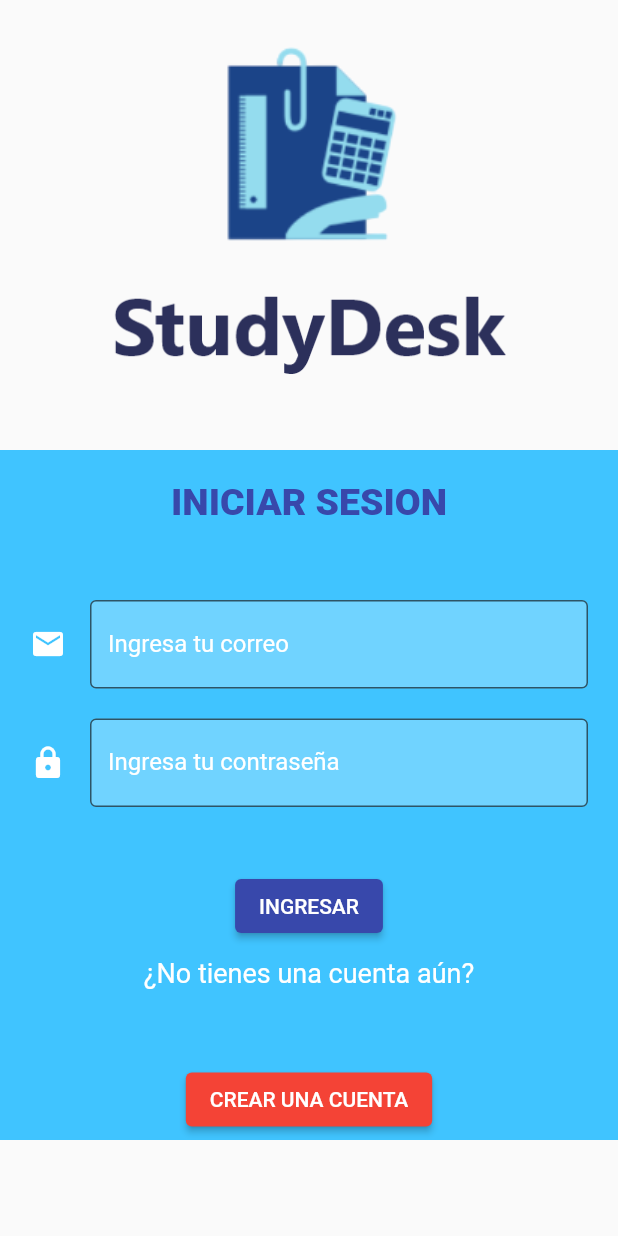
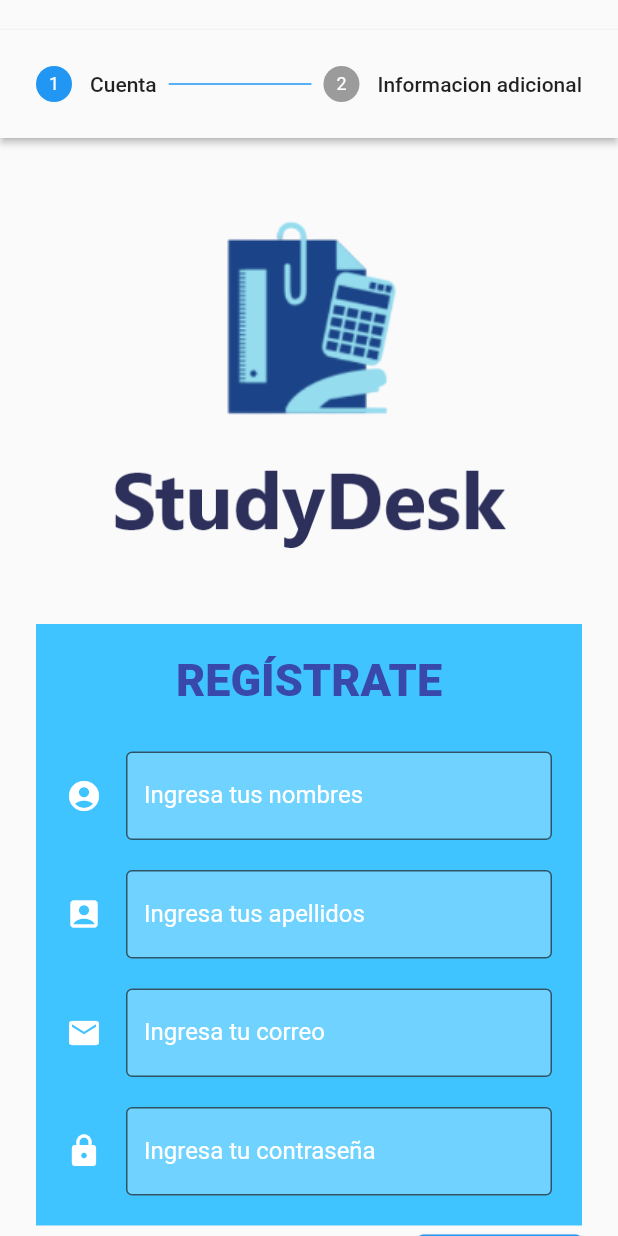
Before and after one commit to CarlosIzarra09/app_studydesk, a Flutter app: the screen it shows after launch, after a tap on "CREAR UNA CUENTA", on a phone screen of 412 x 824 dp. Run offline on Flutter 3.47's test engine with Material 2 defaults, Android fonts, the light colour scheme and no system bars; our stand-ins replace shared_preferences; network calls fail.

Commit message:
feat: Add register and login functionality

```diff
--- a/lib/src/app.dart
+++ b/lib/src/app.dart
@@ -1,7 +1,9 @@
+
 import 'package:flutter/material.dart';
 
 import 'pages/home_page.dart';
 import 'pages/login_page.dart';
+import 'pages/register_page.dart';
 
 class MyApp extends StatelessWidget {
   const MyApp({Key? key}) : super(key: key);
@@ -19,7 +21,9 @@ class MyApp extends StatelessWidget {
         //Aqui agregan sus rutas
 
         '/login':(BuildContext context)=>const LoginPage(),
+        '/register':(BuildContext context)=>const RegisterPage(),
         '/home':(BuildContext context)=>const HomePage(),
+        //'/finddocuments':(BuildContext context)=> const FindDocumentsPage(),
       },
     );
   }
--- a/lib/src/pages/login_page.dart
+++ b/lib/src/pages/login_page.dart
@@ -1,4 +1,5 @@
 import 'package:app_studydesk/src/services/auth_service.dart';
+import 'package:app_studydesk/src/services/user_service.dart';
 import 'package:app_studydesk/src/share_preferences/user_preferences.dart';
 import 'package:flutter/material.dart';
 
@@ -11,6 +12,7 @@ class LoginPage extends StatefulWidget {
 
 class _LoginPageState extends State<LoginPage> {
   final _authService = AuthService();
+  final _userService = UserService();
   final _userPreferences = UserPreferences();
   var _email = "";
   var _passw = "";
@@ -149,10 +151,10 @@ class _LoginPageState extends State<LoginPage> {
   }
 
   Widget _buttonsOptions(BuildContext context){
-    final size = MediaQuery.of(context).size;
+    //final size = MediaQuery.of(context).size;
 
     return Container(
-      width: size.width,
+      width: double.infinity,
       margin: const EdgeInsets.only(top: 580),
       child: Column(
         crossAxisAlignment: CrossAxisAlignment.center,
@@ -171,7 +173,10 @@ class _LoginPageState extends State<LoginPage> {
           style: TextStyle(color: Colors.white,fontSize: 18),),
           const SizedBox(height: 50,),
           ElevatedButton(
-            onPressed: (){},
+            onPressed: (){
+
+              Navigator.of(context).pushNamed('/register');
+            },
             child: const Text('CREAR UNA CUENTA'),
             style: ButtonStyle(
               backgroundColor: MaterialStateProperty.all<Color>(
@@ -190,6 +195,7 @@ class _LoginPageState extends State<LoginPage> {
     final response = await _authService.logginUser(_email, _passw);
     //print(response);
     if(response['ok']){
+      await _userService.getUser(response['id']);
       Navigator.of(context).pushReplacementNamed('/home');
     }
     else{
--- /dev/null
+++ b/lib/src/pages/register_page.dart
@@ -0,0 +1,464 @@
+import 'package:app_studydesk/src/services/auth_service.dart';
+import 'package:app_studydesk/src/services/career_service.dart';
+import 'package:app_studydesk/src/services/institute_service.dart';
+import 'package:app_studydesk/src/services/user_service.dart';
+import 'package:app_studydesk/src/share_preferences/user_preferences.dart';
+import 'package:flutter/material.dart';
+
+class RegisterPage extends StatefulWidget {
+  const RegisterPage({Key? key}) : super(key: key);
+
+  @override
+  _RegisterPageState createState() => _RegisterPageState();
+}
+
+class _RegisterPageState extends State<RegisterPage> {
+  final _authService = AuthService();
+  final _userService = UserService();
+  final _instituteService = InstituteService();
+  final _careerService = CareerService();
+  //final _userPreferences = UserPreferences();
+  var _name = "";
+  var _lastname = "";
+  var _email = "";
+  var _passw = "";
+  int _currentStep = 0;
+  Map<String, dynamic> _valueUniversity = {"id": 1, "name": "UPC"};
+  Map<String, dynamic> _valueCareer = {"id": 1, "name": "Ingenieria"};
+  List<dynamic> _universities = [];
+  List<dynamic> _careers = [];
+
+  @override
+  void initState() {
+    // TODO: implement initState
+    super.initState();
+
+    getUniversities();
+  }
+
+  @override
+  Widget build(BuildContext context) {
+    return Scaffold(
+      body: Container(
+        margin: const EdgeInsets.only(top: 20),
+        child: Stepper(
+          type: StepperType.horizontal,
+          physics: const ClampingScrollPhysics(),
+          steps: getSteps(),
+          currentStep: _currentStep,
+          onStepContinue: () {
+            setState(() {
+              if(_currentStep == 0){
+                _currentStep++;
+              }
+              else{
+                _signUpUser();
+              }
+
+            });
+          },
+          onStepCancel: () {
+            setState(() {
+              if (_currentStep == 0) {
+                Navigator.of(context).pop();
+              } else {
+                _currentStep--;
+              }
+            });
+          },
+          controlsBuilder: (context, {onStepCancel, onStepContinue}) {
+            return Row(
+              children: <Widget>[
+                TextButton(
+                  onPressed: onStepCancel,
+                  child: const Text(
+                    'REGRESAR',
+                    style: TextStyle(color: Colors.black),
+                  ),
+                ),
+                const Expanded(child: SizedBox()),
+                ElevatedButton(
+                  onPressed: onStepContinue,
+                  child: _currentStep == 0
+                      ? const Text('CONTINUAR')
+                      : const Text('FINALIZAR'),
+                ),
+              ],
+            );
+          },
+        ),
+      ),
+    );
+  }
+
+  Widget _makeBackground(BuildContext context) {
+    return Column(
+      children: <Widget>[
+        Container(
+          margin: const EdgeInsets.only(top: 20),
+          child: const Image(
+            image: AssetImage('assets/images/avatar.png'),
+            height: 150,
+          ),
+        ),
+        Container(
+          margin: const EdgeInsets.only(top: 10),
+          child: const Image(
+            image: AssetImage('assets/texts/studydesk_title_logo.png'),
+            height: 70,
+          ),
+        ),
+        Container(
+          width: double.infinity,
+          margin: const EdgeInsets.only(top: 50),
+          color: Colors.lightBlueAccent,
+          child: Column(
+            children: [
+              Row(
+                mainAxisAlignment: MainAxisAlignment.center,
+                children: const <Widget>[
+                  Padding(
+                    padding: EdgeInsets.only(top: 20),
+                    child: Text(
+                      'REGÍSTRATE',
+                      style: TextStyle(
+                          fontSize: 30,
+                          fontWeight: FontWeight.w900,
+                          color: Color.fromRGBO(56, 72, 171, 1)),
+                    ),
+                  )
+                ],
+              ),
+              Container(
+                margin: EdgeInsets.only(top: 30),
+                width: double.infinity,
+                child: _currentStep == 0
+                    ? _registerFirstForm(context)
+                    : _registerSecondForm(context),
+              )
+            ],
+          ),
+        )
+      ],
+    );
+  }
+
+  Widget _registerFirstForm(BuildContext context) {
+    return Column(
+      children: <Widget>[
+        _nameField(),
+        const SizedBox(
+          height: 20,
+        ),
+        _lastnameField(),
+        const SizedBox(
+          height: 20,
+        ),
+        _emailField(),
+        const SizedBox(
+          height: 20,
+        ),
+        _passwordField(),
+        const SizedBox(
+          height: 20,
+        ),
+      ],
+    );
+  }
+
+  Widget _registerSecondForm(BuildContext context) {
+    return Container(
+      margin: const EdgeInsets.symmetric(horizontal: 20),
+      child: Column(
+        children: <Widget>[
+          Row(
+            mainAxisAlignment: MainAxisAlignment.spaceBetween,
+            children: [
+              const Text(
+                "Universidad",
+                style: TextStyle(color: Colors.white, fontSize: 20),
+              ),
+              Container(
+                padding: const EdgeInsets.symmetric(horizontal: 20),
+                width: 150,
+                decoration: BoxDecoration(
+                    color: Colors.white,
+                    borderRadius: BorderRadius.circular(5)),
+                child: DropdownButton<Map<String, dynamic>>(
+                  underline: const SizedBox(),
+                  value: _valueUniversity,
+                  isExpanded: true,
+                  items: _universities
+                      .map<DropdownMenuItem<Map<String, dynamic>>>((item) {
+                    return DropdownMenuItem<Map<String, dynamic>>(
+                      value: item,
+                      child: Text(item['name']),
+                    );
+                  }).toList(),
+                  onChanged: (value) {
+                    setState(() {
+                      getCareers(value!['id']);
+                      _valueUniversity = value;
+                    });
+                  },
+                  icon: const Icon(
+                    Icons.arrow_drop_down,
+                    size: 25,
+                  ),
+                ),
+              ),
+            ],
+          ),
+          const SizedBox(
+            height: 20,
+          ),
+          Row(
+            mainAxisAlignment: MainAxisAlignment.spaceBetween,
+            children: [
+              const Text(
+                "Carrera",
+                style: TextStyle(color: Colors.white, fontSize: 20),
+              ),
+              Container(
+                padding: const EdgeInsets.symmetric(horizontal: 20),
+                width: 150,
+                decoration: BoxDecoration(
+                    color: Colors.white,
+                    borderRadius: BorderRadius.circular(5)),
+                child: DropdownButton<Map<String, dynamic>>(
+                  underline: const SizedBox(),
+                  value: _valueCareer,
+                  isExpanded: true,
+                  items: _careers
+                      .map<DropdownMenuItem<Map<String, dynamic>>>((item) {
+                    return DropdownMenuItem<Map<String, dynamic>>(
+                      value: item,
+                      child: Text(item['name']),
+                    );
+                  }).toList(),
+                  onChanged: (value) {
+                    setState(() {
+                      _valueCareer = value!;
+                    });
+                  },
+                  icon: const Icon(
+                    Icons.arrow_drop_down,
+                    size: 25,
+                  ),
+                ),
+              ),
+            ],
+          ),
+          const SizedBox(
+            height: 20,
+          ),
+        ],
+      ),
+    );
+  }
+
+  Widget _nameField() {
+    return Container(
+        padding: const EdgeInsets.symmetric(horizontal: 20),
+        child: TextField(
+          textCapitalization: TextCapitalization.sentences,
+          keyboardType: TextInputType.name,
+          cursorColor: Colors.white,
+          style: const TextStyle(color: Colors.white),
+          decoration: const InputDecoration(
+            focusColor: Colors.white,
+            hoverColor: Colors.white,
+            fillColor: Color.fromRGBO(255, 255, 255, 0.25),
+            filled: true,
+            border: OutlineInputBorder(),
+            labelText: 'Ingresa tus nombres',
+            icon: Icon(
+              Icons.account_circle,
+              color: Colors.white,
+            ),
+            hintStyle: TextStyle(color: Colors.white60),
+            labelStyle: TextStyle(color: Colors.white),
+          ),
+          onChanged: (value) {
+            setState(() {
+              _name = value;
+            });
+          },
+        ));
+  }
+
+  Widget _lastnameField() {
+    return Container(
+        padding: const EdgeInsets.symmetric(horizontal: 20),
+        child: TextField(
+          textCapitalization: TextCapitalization.sentences,
+          keyboardType: TextInputType.name,
+          cursorColor: Colors.white,
+          style: const TextStyle(color: Colors.white),
+          decoration: const InputDecoration(
+            focusColor: Colors.white,
+            hoverColor: Colors.white,
+            fillColor: Color.fromRGBO(255, 255, 255, 0.25),
+            filled: true,
+            border: OutlineInputBorder(),
+            labelText: 'Ingresa tus apellidos',
+            icon: Icon(
+              Icons.account_box,
+              color: Colors.white,
+            ),
+            hintStyle: TextStyle(color: Colors.white60),
+            labelStyle: TextStyle(color: Colors.white),
+          ),
+          onChanged: (value) {
+            setState(() {
+              _lastname = value;
+            });
+          },
+        ));
+  }
+
+  Widget _emailField() {
+    return Container(
+        padding: const EdgeInsets.symmetric(horizontal: 20),
+        child: TextField(
+          keyboardType: TextInputType.emailAddress,
+          cursorColor: Colors.white,
+          style: const TextStyle(color: Colors.white),
+          decoration: const InputDecoration(
+            focusColor: Colors.white,
+            hoverColor: Colors.white,
+            fillColor: Color.fromRGBO(255, 255, 255, 0.25),
+            filled: true,
+            border: OutlineInputBorder(),
+            hintText: 'user@email.com',
+            labelText: 'Ingresa tu correo',
+            icon: Icon(
+              Icons.email,
+              color: Colors.white,
+            ),
+            hintStyle: TextStyle(color: Colors.white60),
+            labelStyle: TextStyle(color: Colors.white),
+          ),
+          onChanged: (value) {
+            setState(() {
+              _email = value;
+            });
+          },
+        ));
+  }
+
+  Widget _passwordField() {
+    return Container(
+        padding: const EdgeInsets.symmetric(horizontal: 20),
+        child: TextField(
+          obscureText: true,
+          cursorColor: Colors.white,
+          style: const TextStyle(color: Colors.white),
+          decoration: const InputDecoration(
+            focusColor: Colors.white,
+            hoverColor: Colors.white,
+            fillColor: Color.fromRGBO(255, 255, 255, 0.25),
+            filled: true,
+            border: OutlineInputBorder(),
+            hintText: 'Password123',
+            labelText: 'Ingresa tu contraseña',
+            icon: Icon(
+              Icons.lock,
+              color: Colors.white,
+            ),
+            hintStyle: TextStyle(color: Colors.white60),
+            labelStyle: TextStyle(color: Colors.white),
+          ),
+          onChanged: (value) {
+            setState(() {
+              _passw = value;
+            });
+          },
+        ));
+  }
+
+
+
+  void _signUpUser() async {
+    final dataUser ={
+      "name": _name,
+      "lastName": _lastname,
+      "logo": "string",
+      "email": _email,
+      "password": _passw};
+
+    final response = await _authService.signUpUser(dataUser, _valueCareer['id']);
+    //print(response);
+    if (response['ok']) {
+      Navigator.of(context).pushReplacementNamed('/home');
+    } else {
+      _showAlert(context);
+    }
+
+    //Navigator.of(context).pushNamed('/home');
+  }
+
+  List<Step> getSteps() => [
+        Step(
+          isActive: _currentStep >= 0,
+          title: Text('Cuenta'),
+          content: _makeBackground(context),
+        ),
+        Step(
+          isActive: _currentStep >= 1,
+          title: Text('Informacion adicional'),
+          content: _makeBackground(context),
+        )
+      ];
+
+  void getUniversities() async {
+    var univResponse = await _instituteService.getAllInstitutes();
+    _universities = univResponse['institutes'];
+    _valueUniversity = _universities[0];
+    getCareers(_valueUniversity['id']);
+  }
+
+  void getCareers(int id) async {
+    var careerResponse = await _careerService.getCareersByInstituteId(id);
+    setState(() {
+      if (careerResponse['ok']) {
+        _careers = careerResponse['careers'];
+        _valueCareer = _careers[0];
+      } else {
+        _careers = [
+          {'id': -1, 'name': ""}
+        ];
+        _valueCareer = _careers[0];
+      }
+    });
+  }
+}
+
+void _showAlert(BuildContext context) {
+  showDialog(
+      context: context,
+      barrierDismissible: true,
+      builder: (context) {
+        return AlertDialog(
+          title: const Text('Error al registrar'),
+          content: Column(
+            mainAxisSize: MainAxisSize.min,
+            children: <Widget>[
+              //const Text('El correo o contraseña ingresada es incorrecto.'),
+              Container(
+                  margin: const EdgeInsets.only(top: 10),
+                  child: const Image(
+                    image: AssetImage('assets/images/login_fail.png'),
+                  ))
+            ],
+          ),
+          actions: <Widget>[
+            TextButton(
+                onPressed: () {
+                  Navigator.of(context).pop();
+                },
+                child: const Text('Volver a intentar')),
+          ],
+        );
+      });
+}
```
Also changed, not shown: lib/src/pages/home_page.dart (+7 -3 lines).
